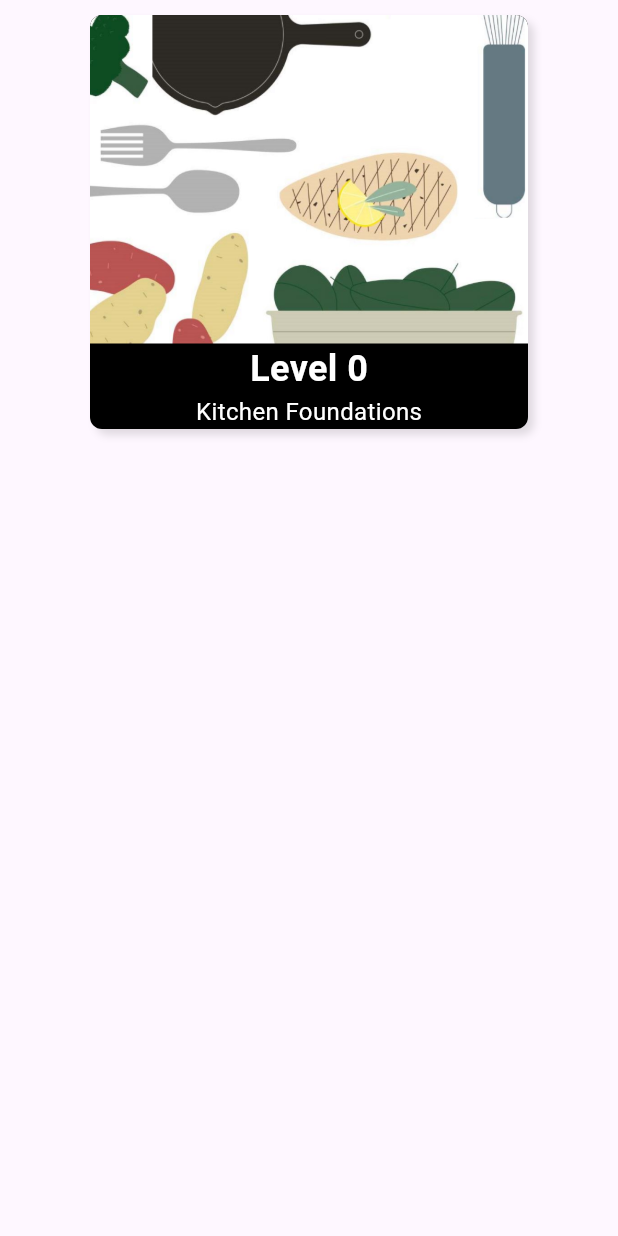
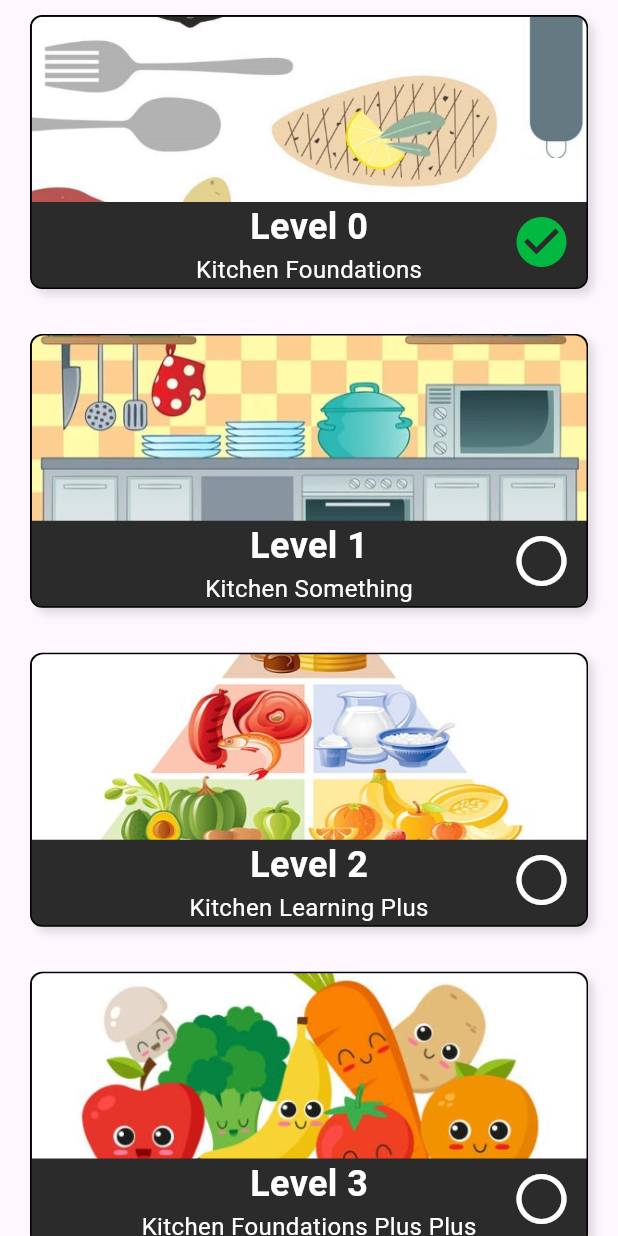
Before and after one commit to harishkiru/HelloChef, a Flutter app: the LessonScreen widget shown alone on an empty page, opened directly, on a phone screen of 412 x 824 dp. Run offline on Flutter 3.47's test engine with Material 3 defaults, Android fonts, the phone set to English and light mode, and no system bars.

Commit message:
completed the level sections page and cards

```diff
--- a/src/lib/classes/level.dart
+++ b/src/lib/classes/level.dart
@@ -1,19 +1,23 @@
 import 'package:src/classes/level_section.dart';
 
 class Level {
+  final int id;
   final int level;
   final String title;
   final String subtitle;
   final String imagePath;
   final List<LevelSection> sections;
+  bool isCompleted;
 
   int completedSections = 0;
 
   Level({
+    required this.id,
     required this.level,
     required this.title,
     required this.subtitle,
     required this.imagePath,
     required this.sections,
+    this.isCompleted = false,
   });
 }
--- a/src/lib/classes/level_section.dart
+++ b/src/lib/classes/level_section.dart
@@ -1 +1,20 @@
-class LevelSection {}
+import 'package:src/classes/lesson_item.dart';
+
+class LevelSection {
+  final int id;
+  final String title;
+  final String subtitle;
+  final String imagePath;
+  final List<LessonItem> lessons;
+  int completedLessons = 0;
+  late int totalLessons;
+  LevelSection({
+    required this.id,
+    required this.title,
+    required this.subtitle,
+    required this.imagePath,
+    required this.lessons,
+  }) {
+    this.totalLessons = lessons.length;
+  }
+}
--- a/src/lib/components/lesson_level_card.dart
+++ b/src/lib/components/lesson_level_card.dart
@@ -14,13 +14,22 @@ class LessonLevelCard extends StatefulWidget {
 class _LessonLevelCardState extends State<LessonLevelCard> {
   @override
   Widget build(BuildContext context) {
+    final double screenHeight = MediaQuery.of(context).size.height;
+    const double verticalPadding = 20.0;
+
     return GestureDetector(
       onTap: widget.onTap,
       child: Container(
-        margin: const EdgeInsets.fromLTRB(60, 10, 60, 10),
+        margin: const EdgeInsets.fromLTRB(
+          verticalPadding,
+          10,
+          verticalPadding,
+          20,
+        ),
         decoration: BoxDecoration(
-          color: Colors.black,
+          color: const Color.fromARGB(255, 43, 43, 43),
           borderRadius: BorderRadius.circular(8.0),
+          border: Border.all(color: Colors.black, width: 1.0),
           boxShadow: const [
             BoxShadow(
               color: Colors.black12,
@@ -29,7 +38,9 @@ class _LessonLevelCardState extends State<LessonLevelCard> {
             ),
           ],
         ),
-        child: Column(
+        child: Stack(
+          children: [
+            Column(
               children: [
                 Row(
                   children: [
@@ -41,7 +52,8 @@ class _LessonLevelCardState extends State<LessonLevelCard> {
                         ),
                         child: Image.asset(
                           widget.level.imagePath,
-                      fit: BoxFit.contain,
+                          height: screenHeight * 0.150,
+                          fit: BoxFit.cover,
                         ),
                       ),
                     ),
@@ -59,9 +71,28 @@ class _LessonLevelCardState extends State<LessonLevelCard> {
                     ),
                     Text(
                       widget.level.subtitle,
-                  style: const TextStyle(color: Colors.white, fontSize: 16.0),
+                      style: const TextStyle(
+                        color: Colors.white,
+                        fontSize: 16.0,
+                      ),
                     ),
                   ],
+                ),
+              ],
+            ),
+            Positioned(
+              right: 10.0,
+              bottom: 10.0,
+              child: Icon(
+                widget.level.isCompleted
+                    ? Icons.check_circle_sharp
+                    : Icons.circle_outlined,
+                color:
+                    widget.level.isCompleted
+                        ? const Color.fromARGB(255, 3, 184, 64)
+                        : Colors.white,
+                size: 40.0,
+              ),
             ),
           ],
         ),
--- a/src/lib/screens/lesson_screen.dart
+++ b/src/lib/screens/lesson_screen.dart
@@ -1,22 +1,89 @@
 import 'package:flutter/material.dart';
 import 'package:src/classes/lesson_item.dart';
 import 'package:src/classes/level_section.dart';
+import 'package:src/screens/level_section_screen.dart';
 import 'package:src/classes/level.dart';
 import 'package:src/components/lesson_level_card.dart';
 import 'package:src/screens/test_screen.dart';
 
-class LessonScreen extends StatelessWidget {
+class LessonScreen extends StatefulWidget {
+  const LessonScreen({super.key});
+
+  @override
+  State<LessonScreen> createState() => _LessonScreenState();
+}
+
+class _LessonScreenState extends State<LessonScreen> {
+  // Temporary data used for testing purposes
   List<Level> levels = [
     Level(
+      id: 0,
       level: 0,
       title: "Level 0",
       subtitle: "Kitchen Foundations",
       imagePath: "assets/images/level_images/level_0.png",
+      isCompleted: true,
+      sections: [
+        LevelSection(
+          id: 0,
+          title: "Before You Start",
+          subtitle: "Learn common tools, equipment, and ingredients.",
+          imagePath: "assets/images/level_section_images/level_0_section_0.png",
+          lessons: List.empty(),
+        ),
+        LevelSection(
+          id: 1,
+          title: "Kitchen Safety",
+          subtitle: "Learn how to safely use kitchen tools and equipment.",
+          imagePath: "assets/images/level_section_images/level_0_section_1.png",
+          lessons: List.empty(),
+        ),
+        LevelSection(
+          id: 2,
+          title: "Knowledge Section",
+          subtitle: "Test what you've learned.",
+          imagePath: "assets/images/level_section_images/level_0_section_2.png",
+          lessons: List.empty(),
+        ),
+      ],
+    ),
+    Level(
+      id: 1,
+      level: 1,
+      title: "Level 1",
+      subtitle: "Kitchen Something",
+      imagePath: "assets/images/level_images/level_1.jpg",
+      isCompleted: false,
+      sections: List.empty(),
+    ),
+    Level(
+      id: 2,
+      level: 2,
+      title: "Level 2",
+      subtitle: "Kitchen Learning Plus",
+      imagePath: "assets/images/level_images/level_2.jpg",
+      isCompleted: false,
+      sections: List.empty(),
+    ),
+    Level(
+      id: 3,
+      level: 3,
+      title: "Level 3",
+      subtitle: "Kitchen Foundations Plus Plus",
+      imagePath: "assets/images/level_images/level_3.jpg",
+      isCompleted: false,
+      sections: List.empty(),
+    ),
+    Level(
+      id: 4,
+      level: 4,
+      title: "Level 4",
+      subtitle: "Kitchen Foundations",
+      imagePath: "assets/images/level_images/level_0.png",
+      isCompleted: false,
       sections: List.empty(),
     ),
   ];
-
-  LessonScreen({super.key});
 
   @override
   Widget build(BuildContext context) {
@@ -31,7 +98,10 @@ class LessonScreen extends StatelessWidget {
                 onTap: () {
                   Navigator.push(
                     context,
-                    MaterialPageRoute(builder: (context) => TestScreen()),
+                    MaterialPageRoute(
+                      builder:
+                          (context) => LevelSectionScreen(level: levels[index]),
+                    ),
                   );
                 },
               );
```
Also changed, not shown: src/lib/components/lesson_section_card.dart (added, +110 -0 lines), src/lib/screens/level_section_screen.dart (+38 -2 lines), src/pubspec.yaml (+7 -0 lines), src/assets/images/level_images/level_1.jpg (added), src/assets/images/level_images/level_2.jpg (added), src/assets/images/level_images/level_3.jpg (added), src/assets/images/level_section_images/level_0_section_0.png (added), src/assets/images/level_section_images/level_0_section_1.png (added), src/assets/images/level_section_images/level_0_section_2.png (added). Lines whose indentation alone changed are shown as unchanged.
